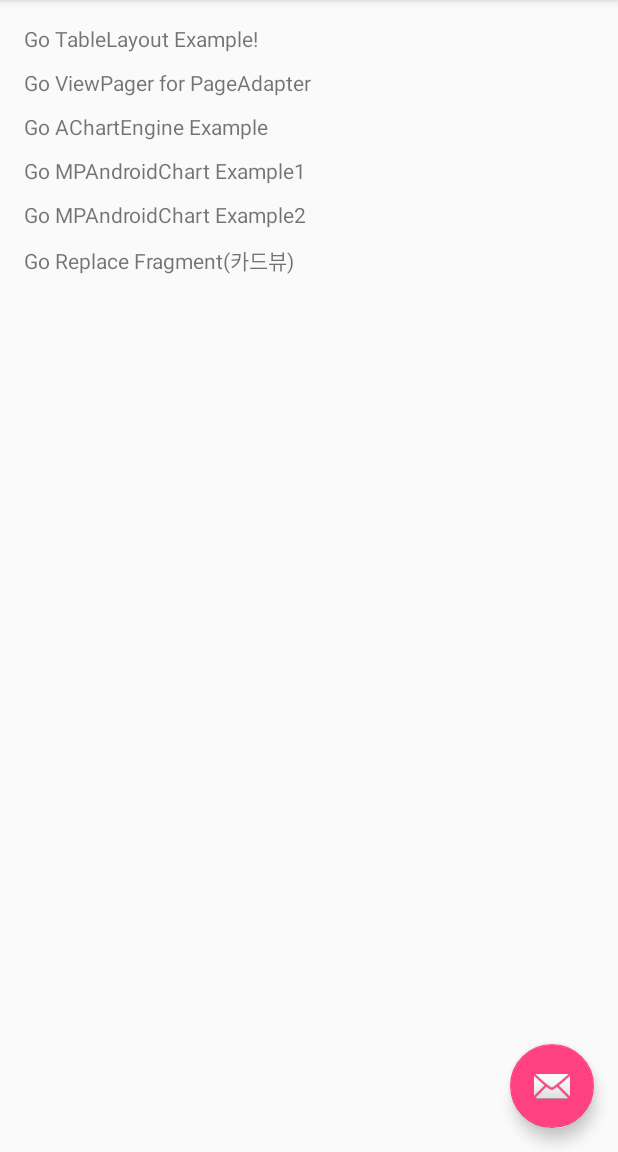
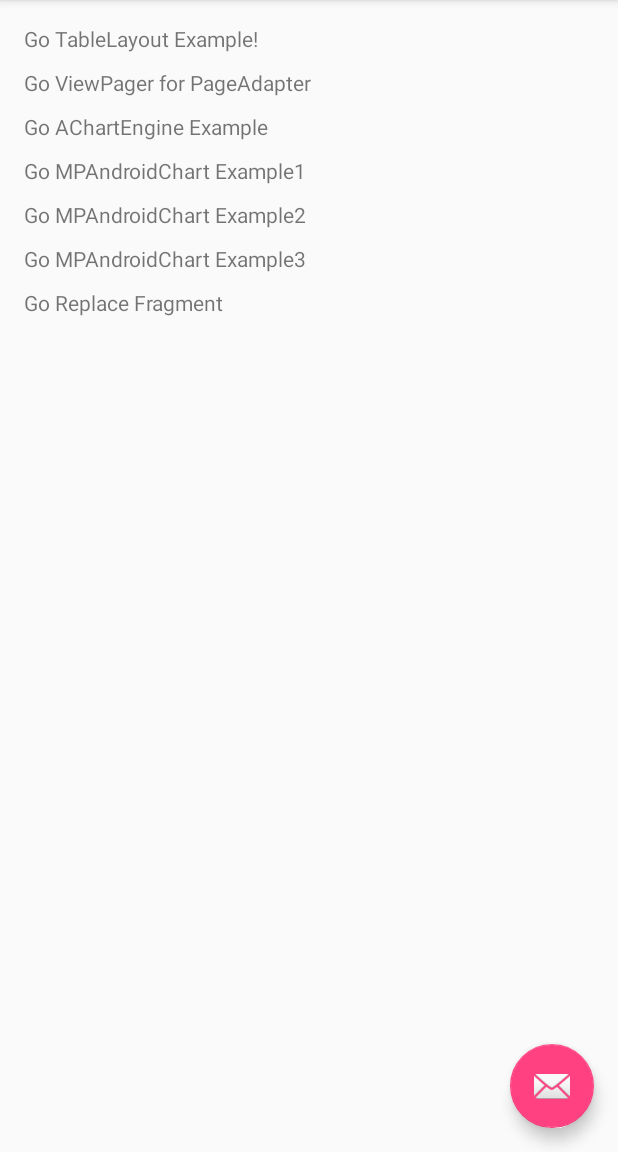
Before and after one commit to skycham81/testrepo, an Android app: the screen it shows after launch (MainActivity), on a phone screen of 412 x 824 dp, the part 84-1236 px from its top. Run offline under Robolectric (Android 15) with nearby library versions, the phone set to English and light mode, and no system bars.

Commit message:
MPChart StackedBarChart 예제 적용 barchart 컬러링

```diff
--- a/app/src/main/res/layout/fragment_main.xml
+++ b/app/src/main/res/layout/fragment_main.xml
@@ -49,12 +49,21 @@
         />
 
     <TextView
-        android:id="@+id/go_replace_fragment"
+        android:id="@+id/go_mpandroidchart_example3"
         android:layout_width="wrap_content"
         android:layout_height="wrap_content"
         android:layout_below="@+id/go_mpandroidchart_example2"
         android:layout_marginTop="10dp"
-        android:text="Go Replace Fragment(카드뷰)"
+        android:text="Go MPAndroidChart Example3"
+        />
+
+    <TextView
+        android:id="@+id/go_replace_fragment"
+        android:layout_width="wrap_content"
+        android:layout_height="wrap_content"
+        android:layout_below="@+id/go_mpandroidchart_example3"
+        android:layout_marginTop="10dp"
+        android:text="Go Replace Fragment"
         />
 
 </RelativeLayout>
--- a/app/src/main/res/values/strings.xml
+++ b/app/src/main/res/values/strings.xml
@@ -22,6 +22,6 @@
     <string name="add">Add</string>
     <string name="new_series">New series</string>
 
-<!-- TODO: Remove or change this placeholder text -->
+    <!-- TODO: Remove or change this placeholder text -->
     <string name="hello_blank_fragment">Hello blank fragment</string>
 </resources>
```
Also changed, not shown: app/src/main/AndroidManifest.xml (+10 -2 lines), app/src/main/java/com/dsy/test/MPAndroidChartExample2.java (+14 -16 lines), app/src/main/java/com/dsy/test/MPAndroidChartExample3.java (added, +164 -0 lines), app/src/main/java/com/dsy/test/MainFragment.java (+5 -0 lines), app/src/main/java/com/dsy/test/MyYAxisValueFormatter.java (added, +23 -0 lines), app/src/main/res/layout/activity_mpandroid_chart_example3.xml (added, +19 -0 lines).
